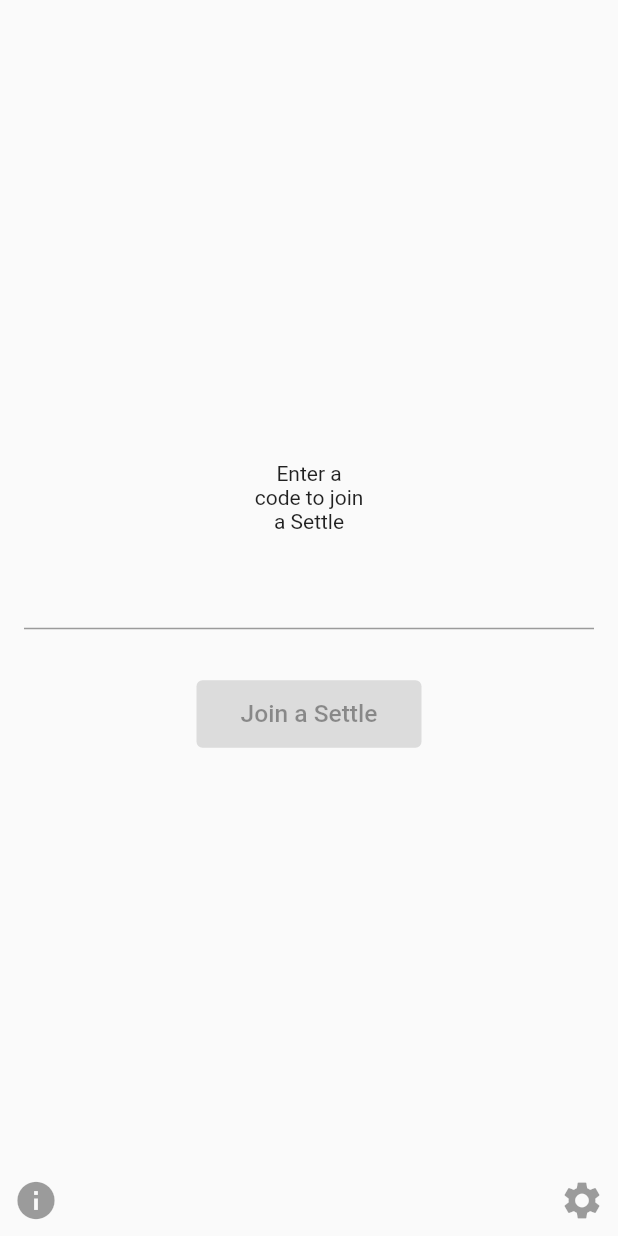
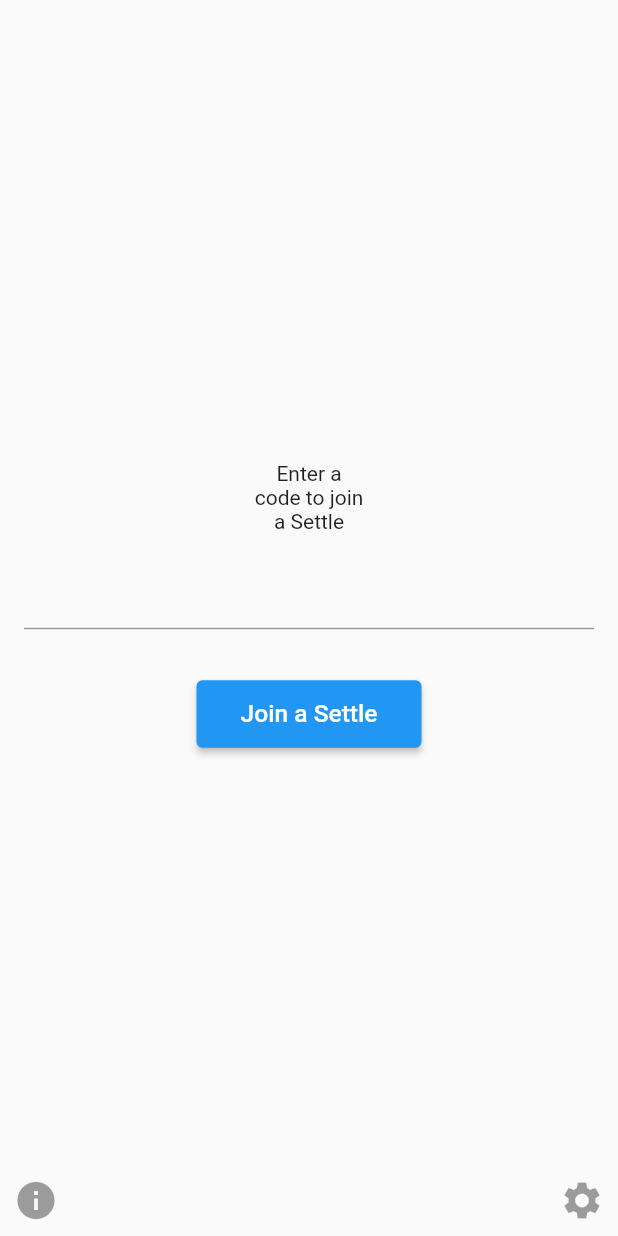
Before and after one commit to lilbroadam/Settle, a Flutter app: the JoinSettle screen opened directly, on a phone screen of 412 x 824 dp. Run offline on Flutter 3.47's test engine with Material 2 defaults, Android fonts, the phone set to English and light mode, and no system bars.

Commit message:
Make "Join a Settle" button send basic POST request to server

```diff
--- a/lib/JoinSettle.dart
+++ b/lib/JoinSettle.dart
@@ -1,4 +1,9 @@
+import 'dart:async';
+import 'dart:convert';
 import 'package:flutter/material.dart';
+import 'package:flutter/services.dart' show rootBundle;
+import 'package:http/http.dart' as http;
+import 'Server.dart';
 
 class SettleApp extends StatelessWidget {
   // This widget is the root of the app.
@@ -15,32 +20,37 @@ class SettleApp extends StatelessWidget {
 }
 
 class JoinSettle extends StatelessWidget {
+
+  final joinCodeController = TextEditingController();
+
+  // Read the Settle code that the user types and ask the server to join this
+  // user to that Settle session
+  void _joinASettlePressed() async {
+    var joinSettleCode = joinCodeController.text;
+
+    final http.Response response = await Server.joinSettle(joinSettleCode);
+    if (response.statusCode == 200) {
+      print('it worked');
+    } else {
+      print('it didn\'t work');
+    }
+  }
+
   @override
   Widget build(BuildContext context) {
-    final myController = TextEditingController();
     final settleButtonWidth = 150.0;
     final settleButtonHeight = 45.0;
     final settleButtonTextStyle = new TextStyle(fontSize: 16.4,);
 
-    final createSettleButton = SizedBox(
-      width: settleButtonWidth,
-      height: settleButtonHeight,
-      child: ElevatedButton(
-        // onPressed: _createASettlePressed,
-        child: Text('Create a Settle',
-          style: settleButtonTextStyle),
-      ),
-    );
     final joinSettleButton = SizedBox(
       width: settleButtonWidth,
       height: settleButtonHeight,
       child: ElevatedButton(
-        // onPressed: _joinASettlePressed,
+        onPressed: _joinASettlePressed,
         child: Text('Join a Settle',
           style: settleButtonTextStyle),
       ),
     );
-    // final textField =
     final settleButtonMargin = EdgeInsets.all(18.0);
     final miscButtonSize = 30.0;
 
@@ -75,7 +85,7 @@ class JoinSettle extends StatelessWidget {
                       Padding(
                         padding: const EdgeInsets.all(16.0),
                         child: TextField(
-                          controller: myController,
+                          controller: joinCodeController,
                         ),
                       ),
                       Container(
--- /dev/null
+++ b/lib/Server.dart
@@ -0,0 +1,33 @@
+import 'dart:async';
+import 'dart:convert';
+import 'package:flutter/services.dart' show rootBundle;
+import 'package:http/http.dart' as http;
+
+// A class to handle communications with the backend server
+class Server {
+  static const serverInfoFile = 'assets/serverInfo.json';
+  static const create_settle = 'toycreatesettle';
+  static const join_settle = 'toyjoinsettle';
+
+  // Given a joinSettleCode, join that Settle session
+  static Future<http.Response> joinSettle(String joinSettleCode) async {
+    var joinASettleUrl = await _getJoinASettleUrl();
+
+    return http.post(
+      joinASettleUrl,
+      headers: <String, String>{
+        'Content-Type': 'application/json; charset=UTF-8',
+      },
+      body: jsonEncode(<String, String>{
+        'joinSettleCode': joinSettleCode,
+      }),
+    );
+  }
+
+  // Get the "join a settle" URL
+  static Future<String> _getJoinASettleUrl() async {
+    var jsonString = await rootBundle.loadString(serverInfoFile);
+    Map<String, dynamic> serverInfoJson = jsonDecode(jsonString);
+    return serverInfoJson[join_settle];
+  }
+}
--- a/pubspec.yaml
+++ b/pubspec.yaml
@@ -23,6 +23,7 @@ environment:
 dependencies:
   flutter:
     sdk: flutter
+  http: ^0.12.2
 
 
   # The following adds the Cupertino Icons font to your application.
@@ -45,9 +46,10 @@ flutter:
   uses-material-design: true
 
   # To add assets to your application, add an assets section, like this:
-  # assets:
+  assets:
   #   - images/a_dot_burr.jpeg
   #   - images/a_dot_ham.jpeg
+    - assets/serverInfo.json
 
   # An image asset can refer to one or more resolution-specific "variants", see
   # https://flutter.dev/assets-and-images/#resolution-aware.
```
Also changed, not shown: pubspec.lock, 2 other files.
